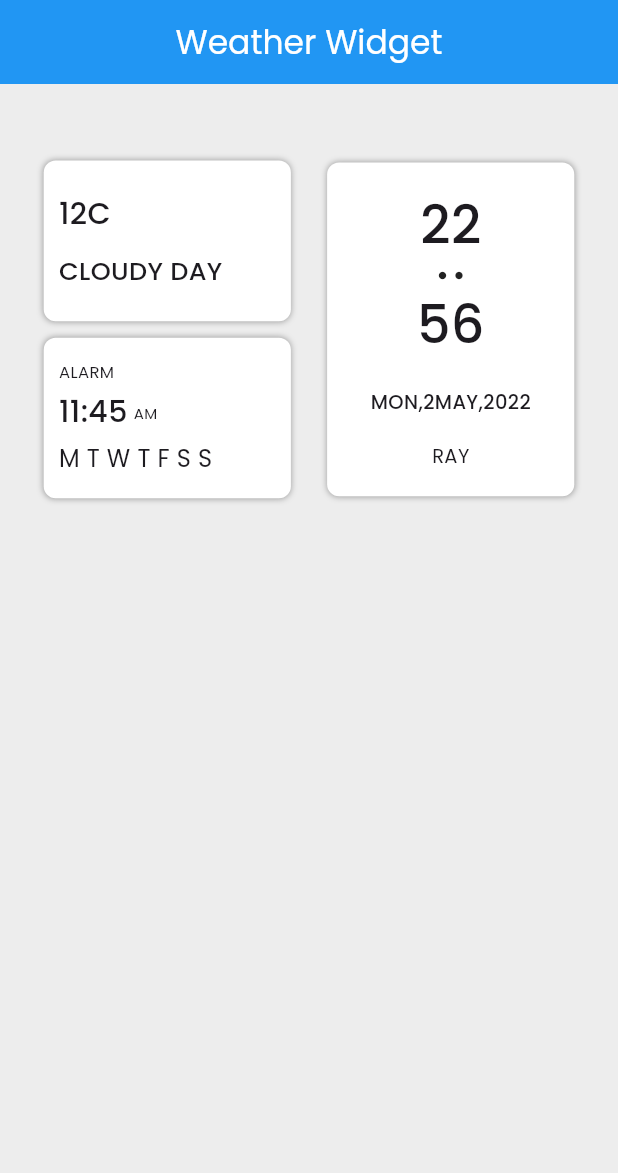
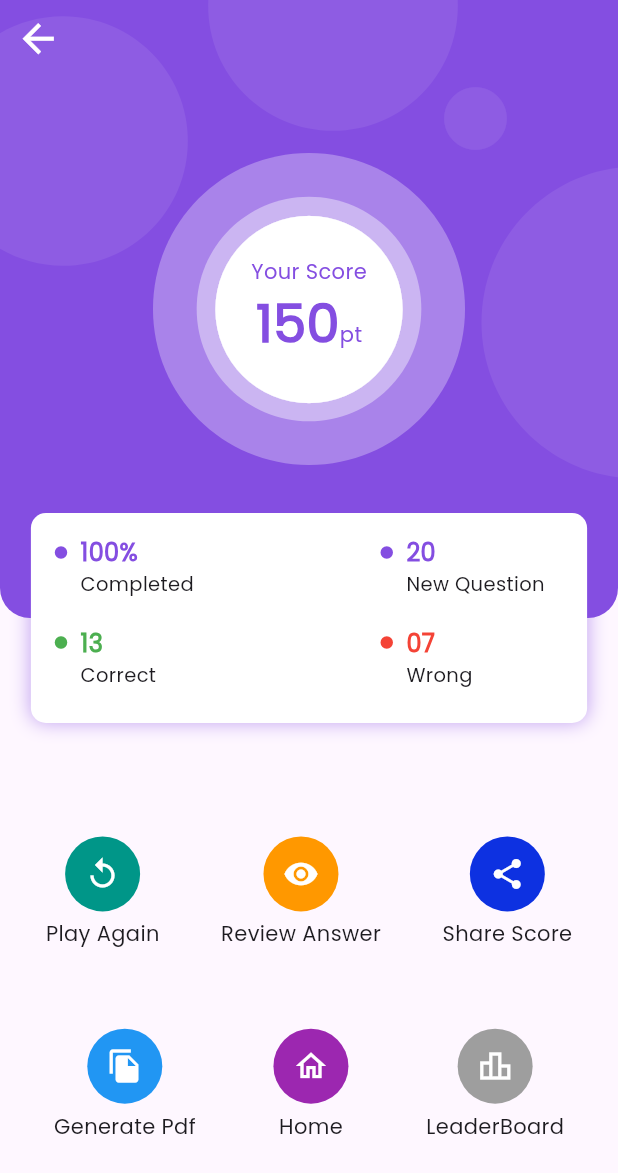
Before and after one commit to bikalchudal11/Soch-flutter-workshop, a Flutter app: the screen it shows after launch, on a phone screen of 412 x 824 dp. Shown: the top 1173 px of the screen. Run offline on Flutter 3.47's test engine with Material 3 defaults, Android fonts, the phone set to English and light mode, and no system bars; our stand-ins replace google_fonts, math_expressions.

Commit message:
Day5 done with HW

```diff
--- /dev/null
+++ b/lib/day5 HW/score_ui.dart
@@ -0,0 +1,355 @@
+// ignore_for_file: prefer_const_literals_to_create_immutables, prefer_const_constructors, sized_box_for_whitespace
+
+import 'package:flutter/cupertino.dart';
+import 'package:flutter/material.dart';
+import 'package:flutter/widgets.dart';
+
+class ScoreUI extends StatelessWidget {
+  ScoreUI({super.key});
+
+  Color primaryColor = const Color.fromARGB(255, 132, 78, 225);
+  @override
+  Widget build(BuildContext context) {
+    return Scaffold(
+      body: Stack(
+        children: [
+          Container(
+            width: MediaQuery.of(context).size.width,
+            height: MediaQuery.of(context).size.height * 0.5,
+            decoration: BoxDecoration(
+              borderRadius: BorderRadius.only(
+                bottomRight: Radius.circular(20),
+                bottomLeft: Radius.circular(20),
+              ),
+              color: primaryColor,
+            ),
+            child: TopStack(
+              primaryColor: primaryColor,
+            ),
+          ),
+          Padding(
+            padding: const EdgeInsets.all(10.0),
+            child: Icon(
+              Icons.arrow_back,
+              color: Colors.white,
+              size: 31,
+            ),
+          ),
+          Positioned(
+              right: 270,
+              bottom: 630,
+              child: Icon(
+                Icons.circle,
+                color: Colors.white.withOpacity(0.08),
+                size: 200,
+              )),
+          Positioned(
+              bottom: 720,
+              right: 90,
+              child: Icon(
+                Icons.circle,
+                color: Colors.white.withOpacity(0.08),
+                size: 200,
+              )),
+          Positioned(
+              bottom: 720,
+              right: 70,
+              child: Icon(
+                Icons.circle,
+                color: Colors.white.withOpacity(0.08),
+                size: 50,
+              )),
+          Positioned(
+              top: 90,
+              left: 300,
+              child: Icon(
+                Icons.circle,
+                color: Colors.white.withOpacity(0.08),
+                size: 250,
+              )),
+          Align(
+            alignment: Alignment.center,
+            child: Container(
+              width: MediaQuery.of(context).size.width * 0.9,
+              height: 140,
+              decoration: BoxDecoration(
+                  color: Colors.white,
+                  borderRadius: BorderRadius.circular(10),
+                  boxShadow: [
+                    BoxShadow(
+                      blurRadius: 10,
+                      color: primaryColor.withOpacity(0.5),
+                    ),
+                  ]),
+              child: Padding(
+                padding: const EdgeInsets.all(15.0),
+                child: Column(
+                  crossAxisAlignment: CrossAxisAlignment.start,
+                  mainAxisAlignment: MainAxisAlignment.spaceBetween,
+                  children: [
+                    Row(
+                      mainAxisAlignment: MainAxisAlignment.spaceBetween,
+                      children: [
+                        ReuseableContainer(
+                          titleColor: primaryColor,
+                          title: '100%',
+                          subtitle: 'Completed',
+                        ),
+                        ReuseableContainer(
+                          titleColor: primaryColor,
+                          title: '20',
+                          subtitle: 'New Question',
+                        ),
+                      ],
+                    ),
+                    Row(
+                      mainAxisAlignment: MainAxisAlignment.spaceBetween,
+                      children: [
+                        ReuseableContainer(
+                          titleColor: Colors.green,
+                          title: '13',
+                          subtitle: 'Correct',
+                        ),
+                        ReuseableContainer(
+                          titleColor: Colors.red,
+                          title: '07',
+                          subtitle: 'Wrong',
+                        ),
+                      ],
+                    ),
+                  ],
+                ),
+              ),
+            ),
+          ),
+          Align(
+            alignment: Alignment.bottomCenter,
+            child: Container(
+              width: MediaQuery.of(context).size.width,
+              height: MediaQuery.of(context).size.height * 0.4,
+              child: Padding(
+                padding: const EdgeInsets.all(10.0),
+                child: Column(
+                  mainAxisAlignment: MainAxisAlignment.spaceEvenly,
+                  children: [
+                    Row(
+                      mainAxisAlignment: MainAxisAlignment.spaceAround,
+                      children: [
+                        bottomIconColumn(
+                          containerColor: Colors.teal,
+                          title: "Play Again",
+                          icon: Icon(
+                            Icons.replay_outlined,
+                            color: Colors.white,
+                          ),
+                        ),
+                        bottomIconColumn(
+                          containerColor: Colors.orange,
+                          title: "Review Answer",
+                          icon: Icon(
+                            Icons.remove_red_eye,
+                            color: Colors.white,
+                          ),
+                        ),
+                        bottomIconColumn(
+                          containerColor: Color.fromARGB(255, 13, 49, 225),
+                          title: "Share Score",
+                          icon: Icon(
+                            Icons.share,
+                            color: Colors.white,
+                          ),
+                        ),
+                      ],
+                    ),
+                    Row(
+                      mainAxisAlignment: MainAxisAlignment.spaceAround,
+                      children: [
+                        bottomIconColumn(
+                          containerColor: Colors.blue,
+                          title: "Generate Pdf",
+                          icon: Icon(
+                            Icons.file_copy,
+                            color: Colors.white,
+                          ),
+                        ),
+                        bottomIconColumn(
+                          containerColor: Colors.purple,
+                          icon: Icon(
+                            Icons.home_outlined,
+                            color: Colors.white,
+                          ),
+                          title: "Home",
+                        ),
+                        bottomIconColumn(
+                          containerColor: Colors.grey,
+                          title: "LeaderBoard",
+                          icon: Icon(
+                            Icons.leaderboard_outlined,
+                            color: Colors.white,
+                          ),
+                        ),
+                      ],
+                    ),
+                  ],
+                ),
+              ),
+            ),
+          )
+        ],
+      ),
+    );
+  }
+}
+
+class bottomIconColumn extends StatelessWidget {
+  Icon icon;
+  Color containerColor;
+
+  String title;
+  bottomIconColumn({
+    super.key,
+    required this.containerColor,
+    required this.title,
+    required this.icon,
+  });
+
+  @override
+  Widget build(BuildContext context) {
+    return Column(
+      children: [
+        Container(
+          height: 50,
+          width: 50,
+          decoration: BoxDecoration(
+            shape: BoxShape.circle,
+            color: containerColor,
+          ),
+          child: icon,
+        ),
+        SizedBox(
+          height: 5,
+        ),
+        Text(title)
+      ],
+    );
+  }
+}
+
+class ReuseableContainer extends StatelessWidget {
+  String title, subtitle;
+  Color titleColor;
+  ReuseableContainer({
+    super.key,
+    required this.title,
+    required this.subtitle,
+    required this.titleColor,
+  });
+
+  @override
+  Widget build(BuildContext context) {
+    return Container(
+      width: MediaQuery.of(context).size.width * .3,
+      height: MediaQuery.of(context).size.height * .06,
+      decoration: BoxDecoration(),
+      child: Row(
+        crossAxisAlignment: CrossAxisAlignment.start,
+        children: [
+          Padding(
+            padding: const EdgeInsets.only(top: 6.0),
+            child: Icon(
+              Icons.circle,
+              color: titleColor,
+              size: 10,
+            ),
+          ),
+          SizedBox(
+            width: 8,
+          ),
+          Column(
+            crossAxisAlignment: CrossAxisAlignment.start,
+            children: [
+              Text(
+                title,
+                style: TextStyle(
+                    fontSize: 16,
+                    color: titleColor,
+                    fontWeight: FontWeight.w600),
+              ),
+              Text(
+                subtitle,
+                style: TextStyle(fontSize: 13),
+              ),
+            ],
+          )
+        ],
+      ),
+    );
+  }
+}
+
+class TopStack extends StatelessWidget {
+  const TopStack({
+    super.key,
+    required this.primaryColor,
+  });
+
+  final Color primaryColor;
+
+  @override
+  Widget build(BuildContext context) {
+    return Stack(
+      alignment: Alignment.center,
+      children: [
+        Icon(
+          Icons.circle,
+          color: Colors.white.withOpacity(0.3),
+          size: 250,
+        ),
+        Icon(
+          Icons.circle,
+          color: Colors.white.withOpacity(0.4),
+          size: 180,
+        ),
+        Icon(
+          Icons.circle,
+          color: Colors.white,
+          size: 150,
+        ),
+        Column(
+          mainAxisAlignment: MainAxisAlignment.center,
+          children: [
+            Text(
+              "Your Score",
+              style: TextStyle(
+                color: primaryColor,
+              ),
+            ),
+            Row(
+              mainAxisAlignment: MainAxisAlignment.center,
+              crossAxisAlignment: CrossAxisAlignment.end,
+              children: [
+                Text(
+                  "150",
+                  style: TextStyle(
+                    fontWeight: FontWeight.w600,
+                    fontSize: 35,
+                    color: primaryColor,
+                  ),
+                ),
+                Padding(
+                  padding: const EdgeInsets.only(bottom: 8.0),
+                  child: Text(
+                    "pt",
+                    style: TextStyle(
+                      color: primaryColor,
+                    ),
+                  ),
+                ),
+              ],
+            ),
+          ],
+        )
+      ],
+    );
+  }
+}
--- /dev/null
+++ b/lib/day5.dart
@@ -0,0 +1,86 @@
+// ignore_for_file: prefer_const_literals_to_create_immutables, prefer_const_constructors
+
+import 'package:flutter/cupertino.dart';
+import 'package:flutter/material.dart';
+import 'package:flutter/rendering.dart';
+import 'package:flutter/widgets.dart';
+
+class Day5 extends StatelessWidget {
+  const Day5({super.key});
+
+  @override
+  Widget build(BuildContext context) {
+    return Scaffold(
+      appBar: AppBar(
+        title: Text("Day 5"),
+      ),
+      body: Column(
+        mainAxisAlignment: MainAxisAlignment.spaceBetween,
+        crossAxisAlignment: CrossAxisAlignment.start,
+        children: [
+          Container(
+            height: 100,
+            width: 100,
+            color: const Color.fromARGB(255, 172, 168, 168),
+            child: Center(child: Text("Ram")),
+          ),
+          Padding(
+            padding: const EdgeInsets.only(left: 100.0),
+            child: Container(
+              height: 500,
+              child: Stack(
+                children: [
+                  Center(
+                      child: Container(
+                    height: 335,
+                    width: 335,
+                    decoration: BoxDecoration(
+                        shape: BoxShape.circle,
+                        border: Border.all(
+                          color: Colors.black,
+                          width: 5,
+                        )),
+                  )),
+                  Align(
+                    alignment: Alignment.topCenter,
+                    child: Container(
+                      height: 100,
+                      width: 100,
+                      color: Colors.black,
+                    ),
+                  ),
+                  Align(
+                    alignment: Alignment.centerRight,
+                    child: Container(
+                      height: 100,
+                      width: 100,
+                      color: const Color.fromARGB(255, 172, 168, 168),
+                      child: Center(child: Text("Hari")),
+                    ),
+                  ),
+                  Align(
+                    alignment: Alignment.bottomLeft,
+                    child: Container(
+                      height: 250,
+                      width: 100,
+                      color: Colors.black,
+                    ),
+                  ),
+                ],
+              ),
+            ),
+          ),
+          Container(
+            height: 100,
+            width: 100,
+            color: const Color.fromARGB(255, 207, 202, 202),
+            child: Icon(
+              Icons.person,
+              size: 100,
+            ),
+          )
+        ],
+      ),
+    );
+  }
+}
--- a/lib/main.dart
+++ b/lib/main.dart
@@ -2,6 +2,8 @@
 
 import 'package:day1/calculator/caculator_page.dart';
 import 'package:day1/day4.dart';
+import 'package:day1/day5%20HW/score_ui.dart';
+import 'package:day1/day5.dart';
 import 'package:day1/gallary/gallary_page.dart';
 import 'package:day1/home_page.dart';
 import 'package:day1/weather_widget/weather_widget.dart';
@@ -17,8 +19,9 @@ class MyApp extends StatelessWidget {
   @override
   Widget build(BuildContext context) {
     return MaterialApp(
+      theme: ThemeData(fontFamily: "Poppins"),
       debugShowCheckedModeBanner: false,
-      home: WeatherWidget(),
+      home: ScoreUI(),
     );
   }
 }
--- a/lib/weather_widget/weather_widget.dart
+++ b/lib/weather_widget/weather_widget.dart
@@ -103,32 +103,33 @@ class WeatherWidget extends StatelessWidget {
                             ),
                           ),
                           Row(
-                            crossAxisAlignment: CrossAxisAlignment.center,
                             children: [
                               Text(
                                 "11:45",
                                 style: GoogleFonts.poppins(
                                   textStyle: TextStyle(
                                     fontSize: 20,
-                                    fontWeight: FontWeight.w500,
                                   ),
                                 ),
                               ),
                               SizedBox(
                                 width: 4,
                               ),
-                              Text(
-                                "AM",
-                                style: GoogleFonts.poppins(
-                                  textStyle: TextStyle(
-                                    fontSize: 10,
+                              Padding(
+                                padding: const EdgeInsets.only(top: 5.0),
+                                child: Text(
+                                  "AM",
+                                  style: GoogleFonts.poppins(
+                                    textStyle: TextStyle(
+                                      fontSize: 10,
+                                    ),
                                   ),
                                 ),
                               ),
                             ],
                           ),
                           Text(
-                            "M T W T F S S",
+                            "M T W̲ T F̲ S S",
                             style: GoogleFonts.poppins(
                               textStyle: TextStyle(
                                 fontSize: 16,
```
Also changed, not shown: pubspec.yaml (+4 -4 lines), assets/fonts/Poppins-Regular.ttf (added).
